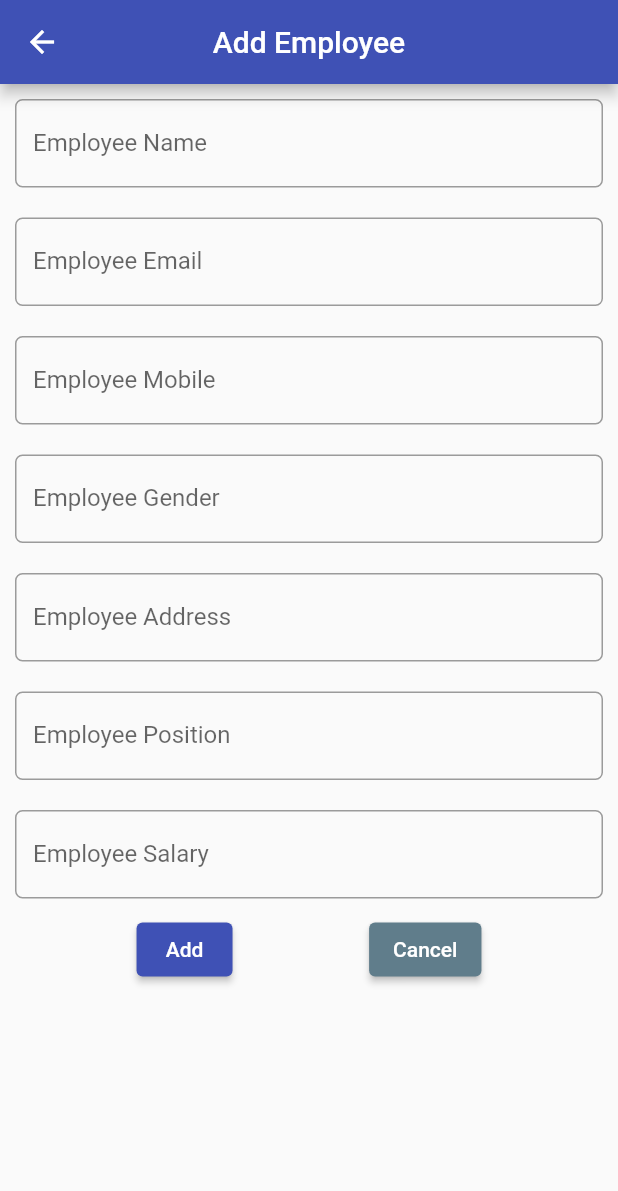
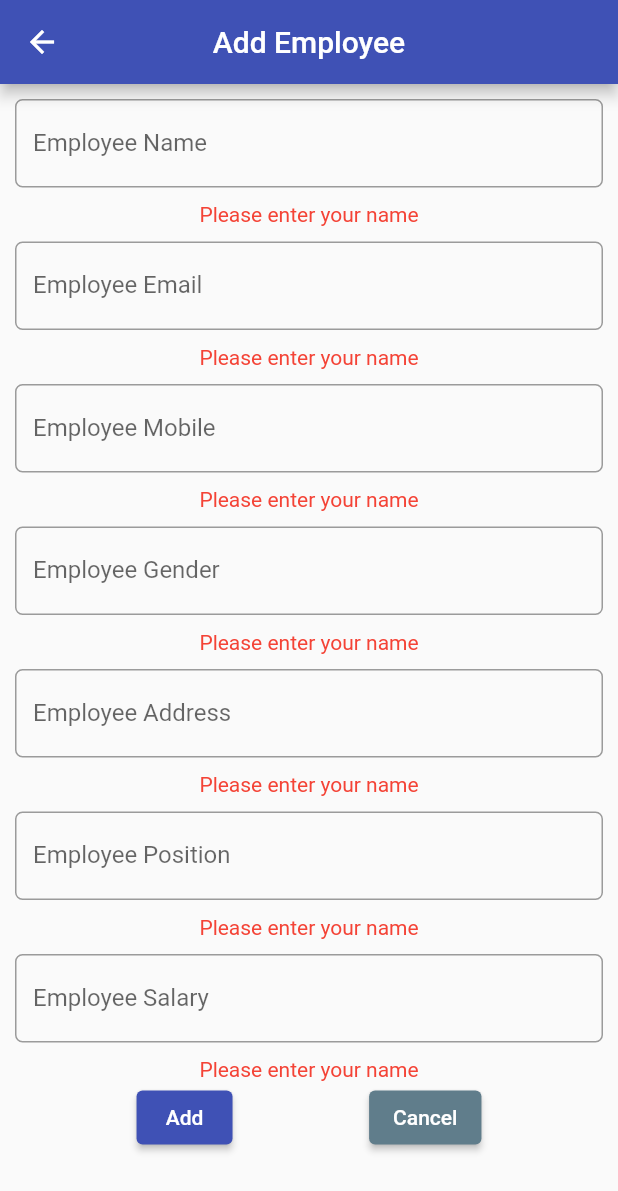
Before and after one commit to ks-nishan/warehouse-app, a Flutter app: the AddEmployee screen opened directly, on a phone screen of 412 x 824 dp. Shown: the top 1191 px of the screen. Run offline on Flutter 3.47's test engine with Material 2 defaults, Android fonts, the phone set to English and light mode, and no system bars; our stand-ins replace awesome_dialog, cloud_firestore, firebase_core, google_fonts, lottie, smooth_page_indicator; accounts and stored records are empty; network calls fail.

Commit message:
first validation

```diff
--- a/lib/screens/add_employee.dart
+++ b/lib/screens/add_employee.dart
@@ -23,6 +23,70 @@ class _AddEmployeeState extends State<AddEmployee> {
   final TextEditingController addressController = TextEditingController();
   final TextEditingController positionController = TextEditingController();
   final TextEditingController salaryController = TextEditingController();
+
+  bool isNameValid = true;
+  bool isEmailValid = true;
+  bool isPhoneValid = true;
+  bool isGenderValid = true;
+  bool isAddressValid = true;
+  bool isPositionValid = true;
+  bool isSalaryValid = true;
+
+  String? validateName(String? value) {
+    if (value == null || value.isEmpty) {
+      return 'Please enter your name';
+    }
+    return null;
+  }
+
+  String? validateEmail(String? value) {
+    if (value == null || value.isEmpty) {
+      return "Please enter employee email";
+    }
+    return null;
+  }
+
+  String? validatePhone(String? value) {
+    if (value == null || value.isEmpty) {
+      return "Please enter employee phone number";
+    }
+    if (!RegExp(r"^[0-9]{10}$").hasMatch(value)) {
+      return "Please enter a valid phone number";
+    }
+    return null;
+  }
+
+  String? validateGender(String? value) {
+    if (value == null || value.isEmpty) {
+      return "Please enter employee gender";
+    }
+    return null;
+  }
+
+  String? validateAddress(String? value) {
+    if (value == null || value.isEmpty) {
+      return "Please enter employee address";
+    }
+    return null;
+  }
+
+  String? validatePosition(String? value) {
+    if (value == null || value.isEmpty) {
+      return "Please enter employee position";
+    }
+    return null;
+  }
+
+  String? validateSalary(String? value) {
+    if (value == null || value.isEmpty) {
+      return "Please enter employee salary";
+    }
+    if (!RegExp(r"^\d+$").hasMatch(value)) {
+      return "Please enter a valid salary amount";
+    }
+    return null;
+  }
+
   @override
   Widget build(BuildContext context) {
     return Scaffold(
@@ -36,22 +100,62 @@ class _AddEmployeeState extends State<AddEmployee> {
             getMyField(
                 focusNode: focusNode,
                 hintText: "Employee Name",
-                controller: nameController),
-            getMyField(hintText: "Employee Email", controller: emailController),
+                controller: nameController,
+                validator: validateName),
+            Text(
+              validateName(nameController.text) ?? '',
+              style: TextStyle(color: Colors.red),
+            ),
+            getMyField(
+                hintText: "Employee Email",
+                controller: emailController,
+                validator: validateEmail),
+            Text(
+              validateName(emailController.text) ?? '',
+              style: TextStyle(color: Colors.red),
+            ),
             getMyField(
                 hintText: "Employee Mobile",
                 textInputType: TextInputType.number,
-                controller: phoneController),
+                controller: phoneController,
+                validator: validatePhone),
+            Text(
+              validateName(phoneController.text) ?? '',
+              style: TextStyle(color: Colors.red),
+            ),
             getMyField(
-                hintText: "Employee Gender", controller: genderController),
+                hintText: "Employee Gender",
+                controller: genderController,
+                validator: validateGender),
+            Text(
+              validateName(genderController.text) ?? '',
+              style: TextStyle(color: Colors.red),
+            ),
             getMyField(
-                hintText: "Employee Address", controller: addressController),
+                hintText: "Employee Address",
+                controller: addressController,
+                validator: validateAddress),
+            Text(
+              validateName(addressController.text) ?? '',
+              style: TextStyle(color: Colors.red),
+            ),
             getMyField(
-                hintText: "Employee Position", controller: positionController),
+                hintText: "Employee Position",
+                controller: positionController,
+                validator: validatePosition),
+            Text(
+              validateName(positionController.text) ?? '',
+              style: TextStyle(color: Colors.red),
+            ),
             getMyField(
                 hintText: "Employee Salary",
                 textInputType: TextInputType.number,
-                controller: salaryController),
+                controller: salaryController,
+                validator: validateSalary),
+            Text(
+              validateName(salaryController.text) ?? '',
+              style: TextStyle(color: Colors.red),
+            ),
             Row(
               mainAxisAlignment: MainAxisAlignment.spaceEvenly,
               children: [
@@ -99,22 +203,28 @@ class _AddEmployeeState extends State<AddEmployee> {
     );
   }
 
-  Widget getMyField(
-      {required String hintText,
-      TextInputType textInputType = TextInputType.name,
-      required TextEditingController controller,
-      FocusNode? focusNode}) {
+  Widget getMyField({
+    required String hintText,
+    TextInputType textInputType = TextInputType.name,
+    required TextEditingController controller,
+    FocusNode? focusNode,
+    String? Function(String?)? validator,
+    String? errorText,
+  }) {
     return Padding(
       padding: const EdgeInsets.all(10.0),
-      child: TextField(
+      child: TextFormField(
         focusNode: focusNode,
         controller: controller,
         keyboardType: textInputType,
         decoration: InputDecoration(
-            hintText: "Enter $hintText",
-            labelText: hintText,
-            border: const OutlineInputBorder(
-                borderRadius: BorderRadius.all(Radius.circular(5)))),
+          hintText: "Enter $hintText",
+          labelText: hintText,
+          border: const OutlineInputBorder(
+              borderRadius: BorderRadius.all(Radius.circular(5))),
+          errorText: errorText,
+        ),
+        validator: validator,
       ),
     );
   }
--- a/lib/screens/app_login.dart
+++ b/lib/screens/app_login.dart
@@ -1,6 +1,7 @@
 import 'package:flutter/src/widgets/framework.dart';
 import 'package:flutter/src/widgets/placeholder.dart';
 import 'package:flutter/material.dart';
+import 'package:warehouse_app/screens/dashboard.dart';
 
 class AppLogin extends StatelessWidget {
   const AppLogin({super.key});
@@ -110,7 +111,13 @@ class AppLogin extends StatelessWidget {
                             height: 40,
                           ),
                           ElevatedButton(
-                            onPressed: () {},
+                            onPressed: () {
+                              Navigator.push(
+                                context,
+                                MaterialPageRoute(
+                                    builder: (context) => Dashboard()),
+                              );
+                            },
                             child: Text("Login"),
                             style: ElevatedButton.styleFrom(
                               padding: EdgeInsets.symmetric(
```
